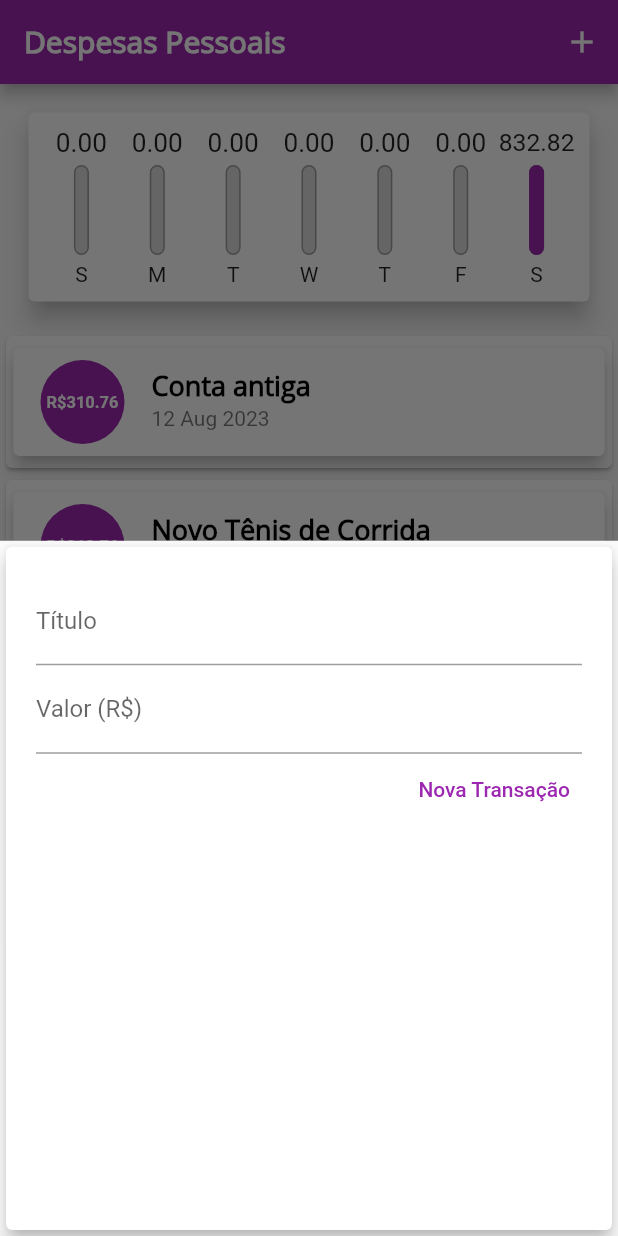
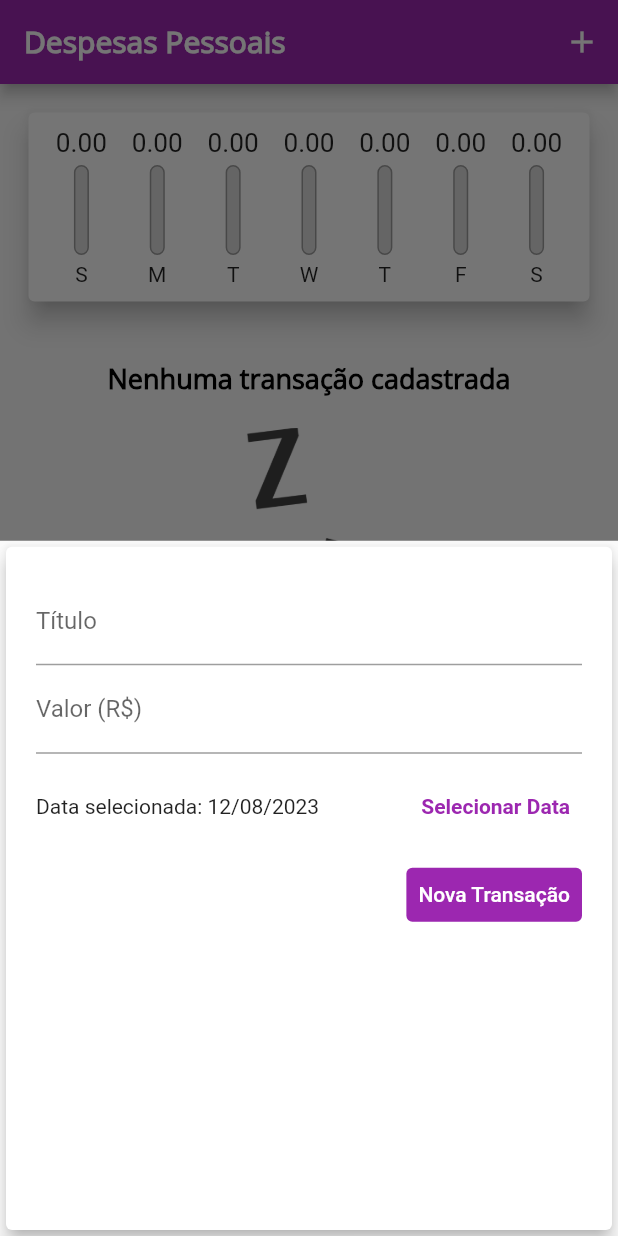
Before and after one commit to JuanCarllos13/Expense-Mobile-Flutter, a Flutter app: the screen it shows after launch, after a tap on the "add" icon, on a phone screen of 412 x 824 dp. Run offline on Flutter 3.47's test engine with Material 2 defaults, Android fonts, the phone set to English and light mode, and no system bars.

Commit message:
Finish project

```diff
--- a/lib/components/chart.dart
+++ b/lib/components/chart.dart
@@ -55,7 +55,9 @@ class Chart extends StatelessWidget {
               child: ChartBar(
                 label: tr['day'] as String,
                 value: tr['value'] as double,
-                percentage: (tr['value'] as double) / _weekTotalValue,
+                percentage: _weekTotalValue == 0
+                    ? 0
+                    : (tr['value'] as double) / _weekTotalValue,
               ),
             );
           }).toList(),
--- a/lib/components/transaction_form.dart
+++ b/lib/components/transaction_form.dart
@@ -1,29 +1,48 @@
+// ignore_for_file: prefer_typing_uninitialized_variables
+
 import 'package:flutter/material.dart';
+import "package:intl/intl.dart";
 
 class TransactionForm extends StatefulWidget {
-  final void Function(String, double) onSubmit;
+  final void Function(String, double, DateTime) onSubmit;
 
-  TransactionForm(this.onSubmit, {super.key});
+  const TransactionForm(this.onSubmit, {super.key});
 
   @override
   State<TransactionForm> createState() => _TransactionFormState();
 }
 
 class _TransactionFormState extends State<TransactionForm> {
-  final titleController = TextEditingController();
-
-  final valueController = TextEditingController();
+  final _titleController = TextEditingController();
+  final _valueController = TextEditingController();
+  var _selectedDate = DateTime.now();
 
   _submitForm() {
-    final title = titleController.text;
-    final value = double.tryParse(valueController.text) ?? 0;
+    final title = _titleController.text;
+    final value = double.tryParse(_valueController.text) ?? 0;
 
-    if(title.isEmpty || value <= 0){
+    if (title.isEmpty || value <=0 || _selectedDate == null) {
       return;
     }
 
-    widget.onSubmit(title, value);
+    widget.onSubmit(title, value, _selectedDate);
+  }
 
+  _showDatePicker() {
+    showDatePicker(
+      context: context,
+      initialDate: DateTime.now(),
+      firstDate: DateTime(2019),
+      lastDate: DateTime.now(),
+    ).then((selectedDate) {
+      if (selectedDate == null) {
+        return;
+      }
+
+      setState(() {
+        _selectedDate = selectedDate;
+      });
+    });
   }
 
   @override
@@ -37,23 +56,46 @@ class _TransactionFormState extends State<TransactionForm> {
           child: Column(
             children: [
               TextField(
-                controller: titleController,
+                controller: _titleController,
                 decoration: const InputDecoration(labelText: 'Título'),
               ),
               TextField(
-                controller: valueController,
+                controller: _valueController,
                 keyboardType:
                     const TextInputType.numberWithOptions(decimal: true),
                 onSubmitted: (_) => _submitForm(),
                 decoration: const InputDecoration(labelText: 'Valor (R\$)'),
               ),
+              SizedBox(
+                height: 70,
+                child: Row(
+                  children: [
+                    Expanded(
+                      child: Text(_selectedDate == null
+                          ? 'Nenhuma data selecionada!'
+                          : "Data selecionada: ${DateFormat("dd/MM/y").format(_selectedDate)}"),
+                    ),
+                    TextButton(
+                        onPressed: _showDatePicker,
+                        child: Text(
+                          'Selecionar Data',
+                          style: TextStyle(
+                              color: Theme.of(context).colorScheme.primary,
+                              fontWeight: FontWeight.bold),
+                        ))
+                  ],
+                ),
+              ),
               Row(
                 mainAxisAlignment: MainAxisAlignment.end,
                 children: [
                   TextButton(
-                    style: TextButton.styleFrom(foregroundColor: Colors.purple),
+                    style: TextButton.styleFrom(
+                      foregroundColor: Colors.white,
+                      backgroundColor: Theme.of(context).colorScheme.primary,
+                    ),
                     onPressed: _submitForm,
-                    child: const Text('Nova Transação')
+                    child: const Text('Nova Transação'),
                   )
                 ],
               )
--- a/lib/components/transaction_list.dart
+++ b/lib/components/transaction_list.dart
@@ -6,13 +6,14 @@ import 'package:intl/intl.dart';
 
 class TransactionList extends StatelessWidget {
   final List<Transaction> transaction;
+  final void Function(String) onRemove;
 
-  TransactionList(this.transaction, {super.key});
+  const TransactionList(this.transaction, this.onRemove, {super.key});
 
   @override
   Widget build(BuildContext context) {
     return SizedBox(
-      height: 300,
+      height: 430,
       child: transaction.isEmpty
           ? Column(
               children: [
@@ -39,7 +40,8 @@ class TransactionList extends StatelessWidget {
                 return Card(
                   child: Card(
                     elevation: 5,
-                    margin: EdgeInsets.symmetric(vertical: 8, horizontal: 5),
+                    margin:
+                        const EdgeInsets.symmetric(vertical: 8, horizontal: 5),
                     child: ListTile(
                       leading: CircleAvatar(
                         backgroundColor: Colors.purple,
@@ -63,6 +65,11 @@ class TransactionList extends StatelessWidget {
                       subtitle: Text(
                         DateFormat('d MMM y').format(e.date),
                       ),
+                      trailing: IconButton(
+                        onPressed:() => onRemove(e.id),
+                        icon: const Icon(Icons.delete),
+                        color: Theme.of(context).colorScheme.error,
+                      ),
                     ),
                   ),
                 );
--- a/lib/main.dart
+++ b/lib/main.dart
@@ -28,6 +28,9 @@ class ExpensesApp extends StatelessWidget {
             fontWeight: FontWeight.bold,
             color: Colors.black,
           ),
+          labelLarge: const TextStyle(
+            color: Colors.white,
+          ),
         ),
         appBarTheme: const AppBarTheme(
           titleTextStyle: TextStyle(
@@ -49,39 +52,20 @@ class MyHomePage extends StatefulWidget {
 }
 
 class _MyHomePageState extends State<MyHomePage> {
-  final List<Transaction> _transactions = [
-    Transaction(
-      id: 't0',
-      title: 'Conta antiga',
-      value: 310.76,
-      date: DateTime.now(),
-    ),
-    Transaction(
-      id: 't1',
-      title: 'Novo Tênis de Corrida',
-      value: 310.76,
-      date: DateTime.now(),
-    ),
-    Transaction(
-      id: 't2',
-      title: 'Conta de Luz',
-      value: 211.30,
-      date: DateTime.now(),
-    ),
-  ];
+  final List<Transaction> _transactions = [];
 
   List<Transaction> get _recentTransactions {
     return _transactions.where((tr) {
-      return tr.date.isAfter(DateTime.now().subtract(Duration(days: 7)));
+      return tr.date.isAfter(DateTime.now().subtract(const Duration(days: 7)));
     }).toList();
   }
 
-  _addTransaction(String title, double value) {
+  _addTransaction(String title, double value, DateTime date) {
     final newTransaction = Transaction(
       id: Random().nextDouble().toString(),
       title: title,
       value: value,
-      date: DateTime.now(),
+      date: date,
     );
 
     setState(() {
@@ -89,6 +73,14 @@ class _MyHomePageState extends State<MyHomePage> {
     });
 
     Navigator.of(context).pop();
+  }
+
+  _deleteTransaction(String id) {
+    setState(() {
+      _transactions.removeWhere((tr) {
+        return tr.id == id;
+      });
+    });
   }
 
   _openTransactionFormModal(BuildContext context) {
@@ -119,7 +111,10 @@ class _MyHomePageState extends State<MyHomePage> {
           crossAxisAlignment: CrossAxisAlignment.stretch,
           children: <Widget>[
             Chart(_recentTransactions),
-            TransactionList(_transactions),
+            TransactionList(
+              _transactions.reversed.toList(),
+              _deleteTransaction,
+            ),
           ],
         ),
       ),
```
